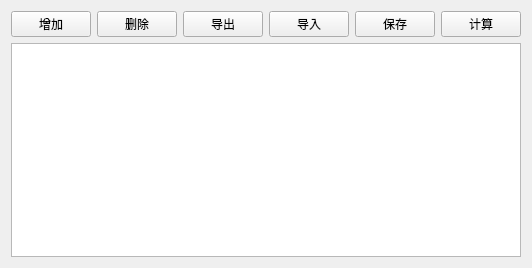
Before: the Qt Designer form Step6_2.ui in albert2lyu/QualityFunctionDeployment, drawn with Qt 5.
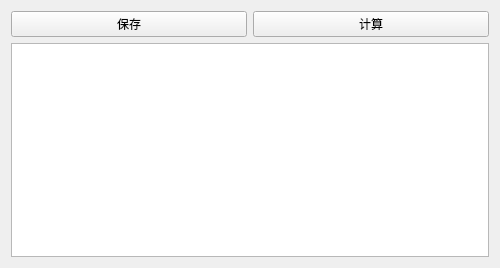
After: the same form once the commit is applied.

The edit to the form file:
```diff
--- a/Step6_2.ui
+++ b/Step6_2.ui
@@ -6,7 +6,7 @@
    <rect>
     <x>0</x>
     <y>0</y>
-    <width>448</width>
+    <width>500</width>
     <height>268</height>
    </rect>
   </property>
@@ -16,34 +16,6 @@
   <layout class="QVBoxLayout" name="verticalLayout">
    <item>
     <layout class="QHBoxLayout" name="horizontalLayout">
-     <item>
-      <widget class="QPushButton" name="pushButton">
-       <property name="text">
-        <string>增加</string>
-       </property>
-      </widget>
-     </item>
-     <item>
-      <widget class="QPushButton" name="pushButton_2">
-       <property name="text">
-        <string>删除</string>
-       </property>
-      </widget>
-     </item>
-     <item>
-      <widget class="QPushButton" name="pushButton_3">
-       <property name="text">
-        <string>导出</string>
-       </property>
-      </widget>
-     </item>
-     <item>
-      <widget class="QPushButton" name="pushButton_4">
-       <property name="text">
-        <string>导入</string>
-       </property>
-      </widget>
-     </item>
      <item>
       <widget class="QPushButton" name="pushButton_5">
        <property name="text">
```
